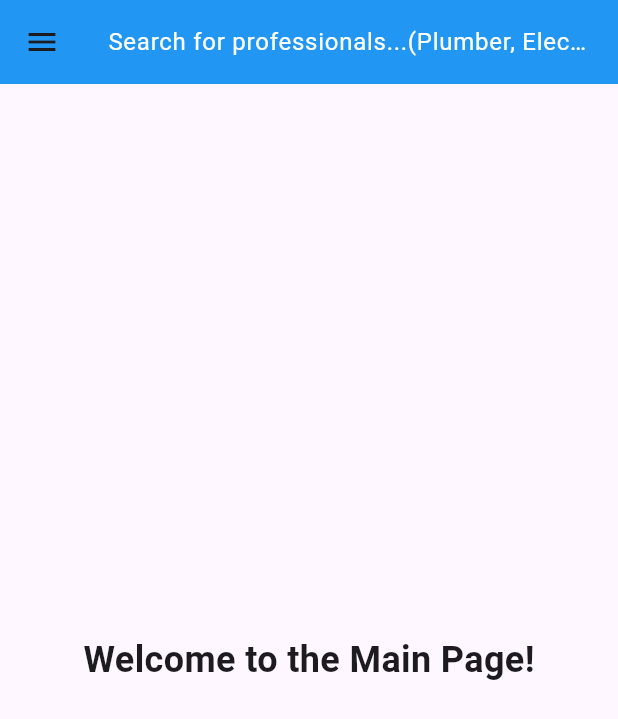
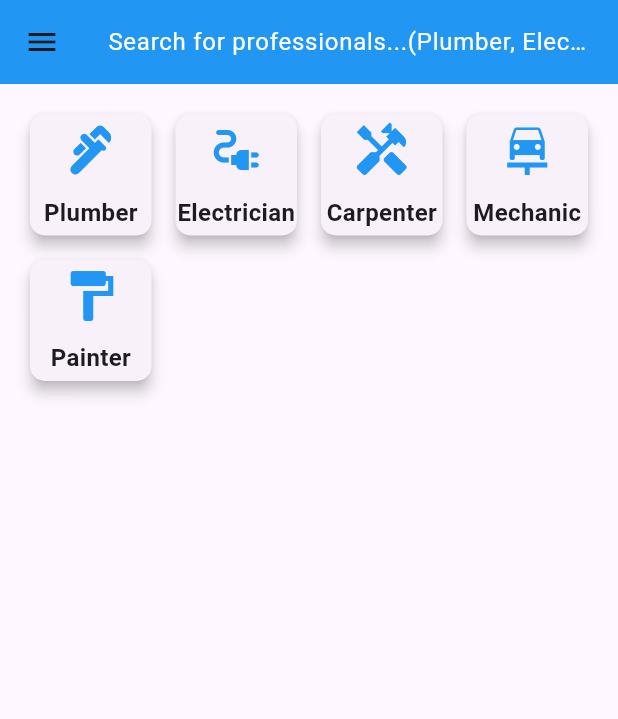
Before and after one commit to Afnanpathan2004/Mobile_application_for_proximity_based_professional_locator_using_generativa_AI, a Flutter app: the Dashboard screen opened by its route, on a phone screen of 412 x 824 dp. Shown: the top 719 px of the screen. Run offline on Flutter 3.47's test engine with Material 3 defaults, Android fonts, the phone set to English and light mode, and no system bars; our stand-ins replace geolocator.

Commit message:
Added profession cards ,  UI pages for Chatbot, Community, and Profile

```diff
--- a/new_project/lib/screens/dashboard.dart
+++ b/new_project/lib/screens/dashboard.dart
@@ -1,5 +1,20 @@
 import 'package:flutter/material.dart';
 import 'package:new_project/services/api_service.dart';
+
+class Profession {
+  final String name;
+  final IconData icon;
+
+  Profession({required this.name, required this.icon});
+}
+
+final List<Profession> professions = [
+  Profession(name: 'Plumber', icon: Icons.plumbing),
+  Profession(name: 'Electrician', icon: Icons.electrical_services),
+  Profession(name: 'Carpenter', icon: Icons.handyman),
+  Profession(name: 'Mechanic', icon: Icons.car_repair),
+  Profession(name: 'Painter', icon: Icons.format_paint),
+];
 
 class Dashboard extends StatefulWidget {
   const Dashboard({super.key});
@@ -9,19 +24,13 @@ class Dashboard extends StatefulWidget {
 }
 
 class _DashboardState extends State<Dashboard> {
-  // Controller to manage input from the search bar
   final TextEditingController _searchController = TextEditingController();
 
-  // Function to handle search and send to backend
   void _onSearch() async {
-    String query = _searchController.text.trim(); // Get user input
-    print('dashboard vala : $query');
+    String query = _searchController.text.trim();
     if (query.isNotEmpty) {
       try {
-        // Call the API service to search for professionals
         final response = await ApiService.searchProfessionals(query);
-
-        // For now, print response (can update UI later)
         print("Search response: $response");
       } catch (e) {
         print("Error searching: $e");
@@ -29,10 +38,19 @@ class _DashboardState extends State<Dashboard> {
     }
   }
 
+  void _onProfessionSelected(String profession) async {
+    print('Selected profession: $profession');
+    try {
+      final response = await ApiService.searchProfessionals(profession);
+      print("Profession search response: $response");
+    } catch (e) {
+      print("Error searching for profession: $e");
+    }
+  }
+
   @override
   Widget build(BuildContext context) {
     return Scaffold(
-      // Search bar at the top in the AppBar
       appBar: AppBar(
         backgroundColor: Colors.blue,
         title: TextField(
@@ -43,11 +61,10 @@ class _DashboardState extends State<Dashboard> {
             hintStyle: TextStyle(color: Colors.white),
           ),
           style: const TextStyle(color: Colors.white),
-          onSubmitted: (value) => _onSearch(), // Trigger search on Enter key
-          textInputAction: TextInputAction.search, // Keyboard shows 'Search'
+          onSubmitted: (value) => _onSearch(),
+          textInputAction: TextInputAction.search,
         ),
       ),
-      // Vertical Navigation Drawer (Navigation Bar)
       drawer: Drawer(
         child: ListView(
           padding: EdgeInsets.zero,
@@ -62,45 +79,65 @@ class _DashboardState extends State<Dashboard> {
             ListTile(
               leading: const Icon(Icons.chat),
               title: const Text('Chatbot'),
-              onTap: () {
-                // Navigate to Chatbot page
-              },
+              onTap: () {},
             ),
             ListTile(
               leading: const Icon(Icons.group),
               title: const Text('Community'),
-              onTap: () {
-                // Navigate to Community page
-              },
+              onTap: () {},
             ),
             ListTile(
               leading: const Icon(Icons.person),
               title: const Text('Profile'),
-              onTap: () {
-                // Navigate to Profile page
-              },
+              onTap: () {},
             ),
             ListTile(
               leading: const Icon(Icons.info),
               title: const Text('About Us'),
-              onTap: () {
-                // Navigate to About Us page
-              },
+              onTap: () {},
             ),
             ListTile(
               leading: const Icon(Icons.logout),
               title: const Text('Logout'),
-              onTap: () {
-                // Handle logout functionality
-              },
+              onTap: () {},
             ),
           ],
         ),
       ),
-      body: const Center(
-        child: Text(
-          'Welcome to the Main Page!',
-          style: TextStyle(fontSize: 24, fontWeight: FontWeight.bold),
+      body: Padding(
+        padding: const EdgeInsets.all(16.0),
+        child: GridView.builder(
+          gridDelegate: const SliverGridDelegateWithFixedCrossAxisCount(
+            crossAxisCount: 4,
+            mainAxisSpacing: 8.0,
+            crossAxisSpacing: 8.0,
+            childAspectRatio: 1.0,
+          ),
+          itemCount: professions.length,
+          itemBuilder: (context, index) {
+            final profession = professions[index];
+            return GestureDetector(
+              onTap: () => _onProfessionSelected(profession.name),
+              child: Card(
+                shape: RoundedRectangleBorder(
+                  borderRadius: BorderRadius.circular(10.0),
+                ),
+                elevation: 4.0,
+                child: Column(
+                  mainAxisAlignment: MainAxisAlignment.center,
+                  children: [
+                    Icon(profession.icon, size: 40, color: Colors.blue),
+                    const SizedBox(height: 10),
+                    Text(
+                      profession.name,
+                      style: const TextStyle(
+                          fontSize: 16, fontWeight: FontWeight.bold),
+                    ),
+                  ],
+                ),
+              ),
+            );
+          },
         ),
       ),
     );
```
Also changed, not shown: new_project/lib/main.dart (+8 -2 lines), new_project/lib/screens/chatbot_screen.dart (added, +21 -0 lines), new_project/lib/screens/community_screen.dart (added, +21 -0 lines), new_project/lib/screens/profile_screen.dart (added, +21 -0 lines), 1 other file.
